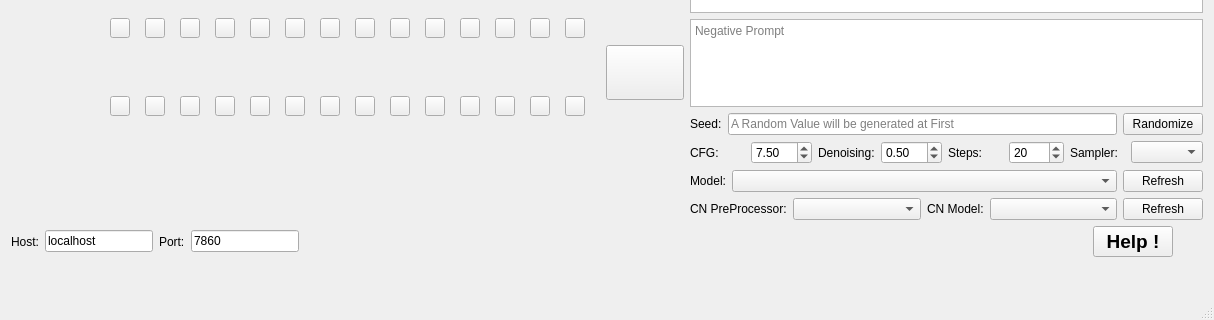
First picture: the form in mainwindow.ui, repository rulyone/unstable_journey, before the edit; both pictures show x 0 to 1214 and y 417 to 737 of the 1214 by 737 pixel window.
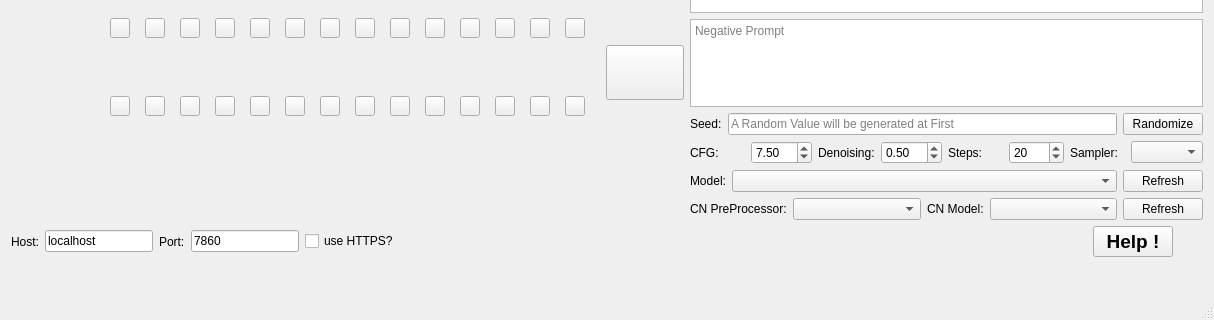
Second picture: the form after the edit. Icons and pictures are not drawn.

Commit message: implemented https checkbox to fix issue with gradio URLs when using --share webui option

Patch:
```diff
--- a/mainwindow.ui
+++ b/mainwindow.ui
@@ -1640,7 +1640,7 @@
      </layout>
     </item>
     <item>
-     <layout class="QHBoxLayout" name="horizontalLayout_14" stretch="0,0,0,0,0,0">
+     <layout class="QHBoxLayout" name="horizontalLayout_14" stretch="0,0,0,0,0,0,0">
       <property name="sizeConstraint">
        <enum>QLayout::SetDefaultConstraint</enum>
       </property>
@@ -1690,6 +1690,13 @@
         </property>
        </widget>
       </item>
+      <item>
+       <widget class="QCheckBox" name="httpsCheckBox">
+        <property name="text">
+         <string>use HTTPS?</string>
+        </property>
+       </widget>
+      </item>
       <item>
        <spacer name="horizontalSpacer">
         <property name="orientation">
```
Left out of the diff: 2 changed lines with no effect on the pictures. The commit also changes 3 other files.
